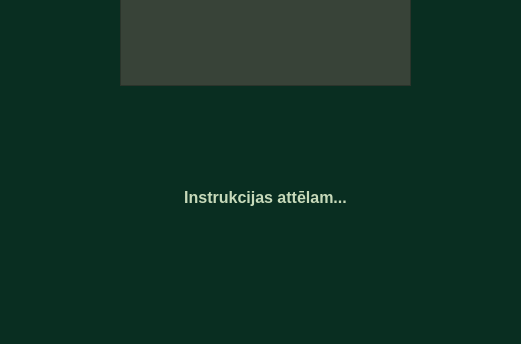
Above: ui/newupload.ui from tebuu24/Senu-kolekcionars-2025 before the change; both pictures show x 0 to 521 and y 506 to 850 of the 521 by 850 pixel window. Below: the same form after it.
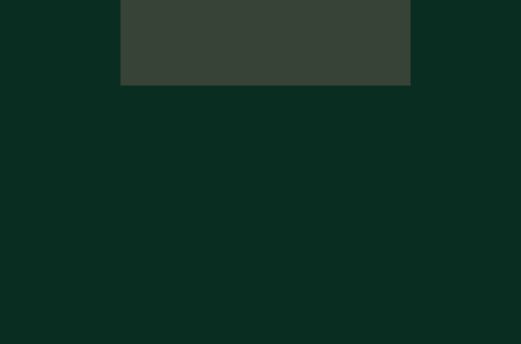
That is the form after the change.

The edit to the form file:
```diff
--- a/ui/newupload.ui
+++ b/ui/newupload.ui
@@ -66,13 +66,13 @@
       <x>80</x>
       <y>620</y>
       <width>371</width>
-      <height>192</height>
+      <height>91</height>
      </rect>
     </property>
     <property name="minimumSize">
      <size>
-      <width>371</width>
-      <height>192</height>
+      <width>1</width>
+      <height>1</height>
      </size>
     </property>
     <property name="maximumSize">
@@ -108,7 +108,7 @@
 &lt;html&gt;&lt;head&gt;&lt;meta name=&quot;qrichtext&quot; content=&quot;1&quot; /&gt;&lt;style type=&quot;text/css&quot;&gt;
 p, li { white-space: pre-wrap; }
 &lt;/style&gt;&lt;/head&gt;&lt;body style=&quot; font-family:'MS Shell Dlg 2'; font-size:12pt; font-weight:400; font-style:normal;&quot;&gt;
-&lt;p align=&quot;center&quot; style=&quot; margin-top:0px; margin-bottom:0px; margin-left:0px; margin-right:0px; -qt-block-indent:0; text-indent:0px;&quot;&gt;&lt;span style=&quot; font-weight:600;&quot;&gt;Instrukcijas attēlam...&lt;/span&gt;&lt;/p&gt;&lt;/body&gt;&lt;/html&gt;</string>
+&lt;p align=&quot;center&quot; style=&quot;-qt-paragraph-type:empty; margin-top:0px; margin-bottom:0px; margin-left:0px; margin-right:0px; -qt-block-indent:0; text-indent:0px;&quot;&gt;&lt;br /&gt;&lt;/p&gt;&lt;/body&gt;&lt;/html&gt;</string>
     </property>
    </widget>
    <widget class="QPushButton" name="homebutton">
```
Left out of the diff: 217 changed lines with no effect on the pictures.
